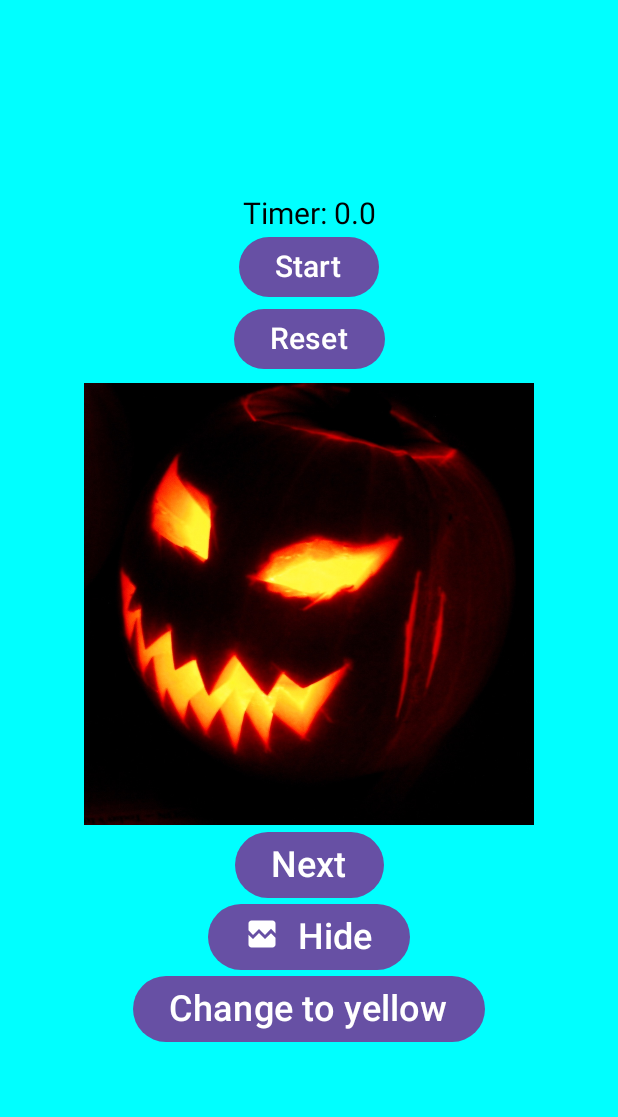
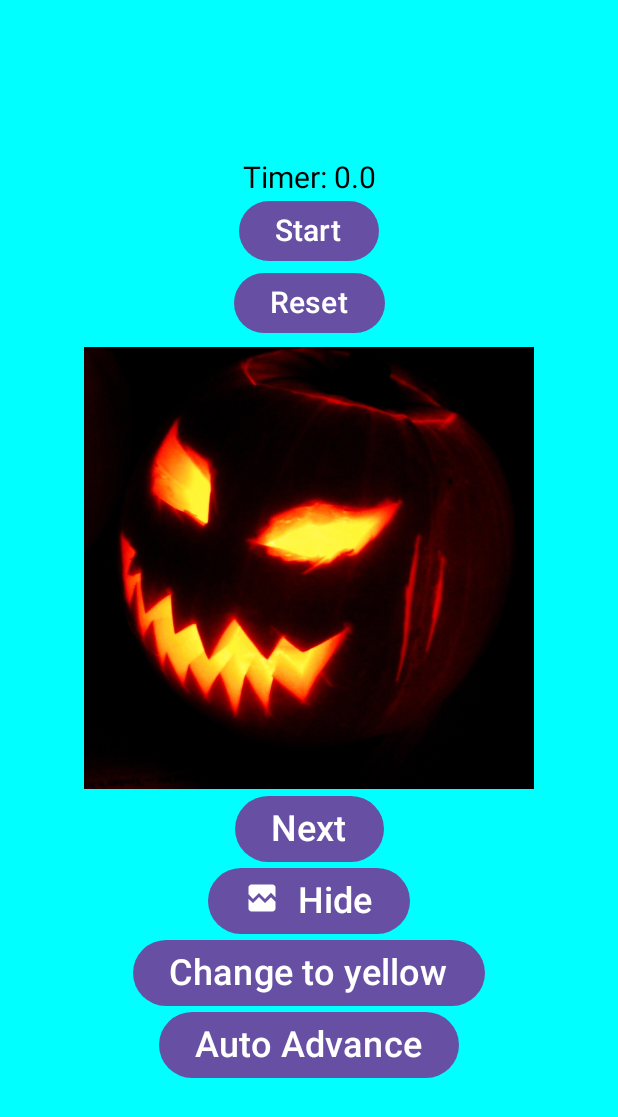
Before and after one commit to austinny26/app2, an Android app built with Jetpack Compose: the screen it shows after launch (MainActivity), on a phone screen of 412 x 824 dp. Shown: the top 1117 px of the screen. Run offline under Robolectric (Android 15) with nearby library versions, the phone set to English and light mode, and no system bars.

Commit message:
added autoadvance feature

```diff
--- a/app/src/main/java/com/example/app2/MainActivity.kt
+++ b/app/src/main/java/com/example/app2/MainActivity.kt
@@ -34,7 +34,7 @@ import androidx.compose.ui.tooling.preview.Preview
 import androidx.compose.ui.unit.dp
 import androidx.compose.ui.unit.sp
 import kotlinx.coroutines.delay
-import java.nio.file.WatchEvent
+
 
 class MainActivity : ComponentActivity() {
     override fun onCreate(savedInstanceState: Bundle?) {
@@ -50,6 +50,7 @@ fun MainLayout() {
     var imgNum by remember { mutableIntStateOf(1) }
     var alpha by remember { mutableFloatStateOf(1.0f) }
     var visible by remember { mutableStateOf(true) }
+    var autoAdvanceIsRunning by remember { mutableStateOf(false) }
 
     if (imgNum > 3) imgNum = 1
     if (imgNum < 1) imgNum = 3
@@ -79,7 +80,7 @@ fun MainLayout() {
                 },
                 background = backColor
             )
-            NextButton(onNext = { imgNum++ })
+            NextButton(autoAdvanceIsRunning, click = {imgNum++})
             VisibilityToggleButton(
                 visible = visible,
                 onToggle = { visible = !visible }
@@ -90,6 +91,18 @@ fun MainLayout() {
                     backColor = if (backColor == Color.Cyan) Color.Yellow else Color.Cyan
                 }
             )
+            AutoAdvanceButton(autoAdvanceIsRunning,
+                click = {
+                    autoAdvanceIsRunning = !autoAdvanceIsRunning
+                }
+            ) {
+                imgNum++
+                if (imgNum == 4) {
+                    imgNum = 1
+                }
+            }
+
+
         }
     }
 }
@@ -139,6 +152,25 @@ fun TimerBox(){
         }
     }
 }
+
+@Composable
+fun AutoAdvanceButton(autoAdvanceIsRunning: Boolean, click: () -> Unit, advance: () -> Unit) {
+    LaunchedEffect(key1 = autoAdvanceIsRunning) {
+        while (autoAdvanceIsRunning) {
+            delay(2000L)
+            advance()  // must add () to invoke lambda
+        }
+    }
+    Button(
+        onClick = click
+    ) {
+        Text(
+            text = "Auto Advance",
+            fontSize = 24.sp
+        )
+    }
+}
+
 @Composable
 fun ImageDisplay(
     imageRes: Int,
@@ -165,11 +197,18 @@ fun ImageDisplay(
 }
 
 @Composable
-fun NextButton(onNext: () -> Unit) {
-    Button(onClick = onNext) {
-        Text(text = "Next", fontSize = 24.sp)
+fun NextButton(autoAdvance: Boolean, click: () -> Unit) {
+    Button(
+        onClick = click,
+        enabled = !autoAdvance
+    ) {
+        Text(
+            text = "Next",
+            fontSize = 24.sp,
+        )
     }
 }
+
 
 @Composable
 fun VisibilityToggleButton(visible: Boolean, onToggle: () -> Unit) {
```
Also changed, not shown: 1 other file.
